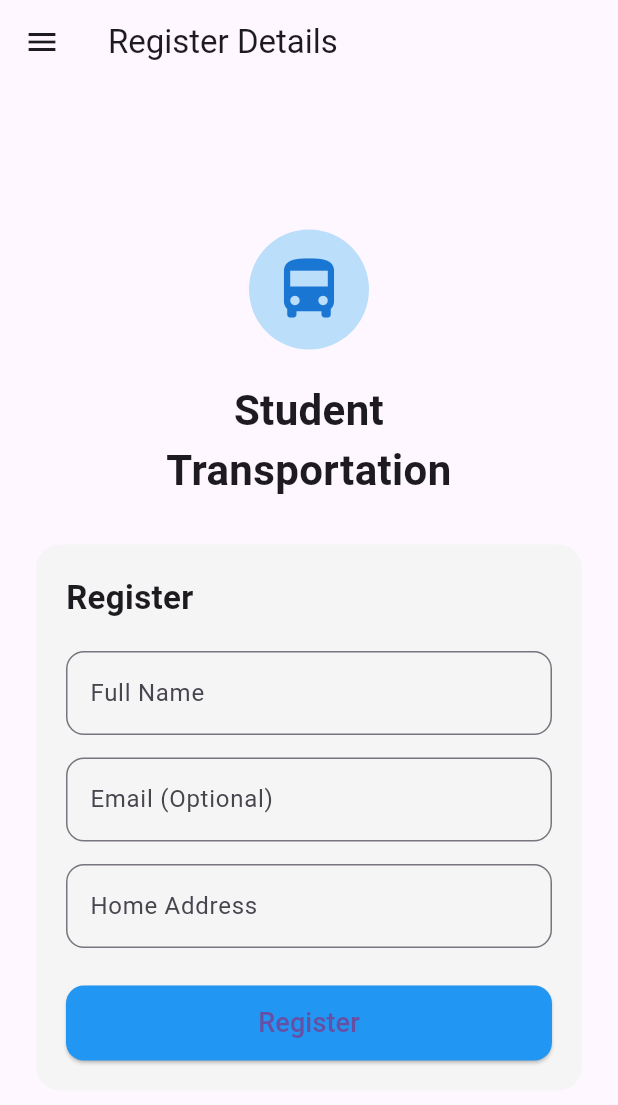
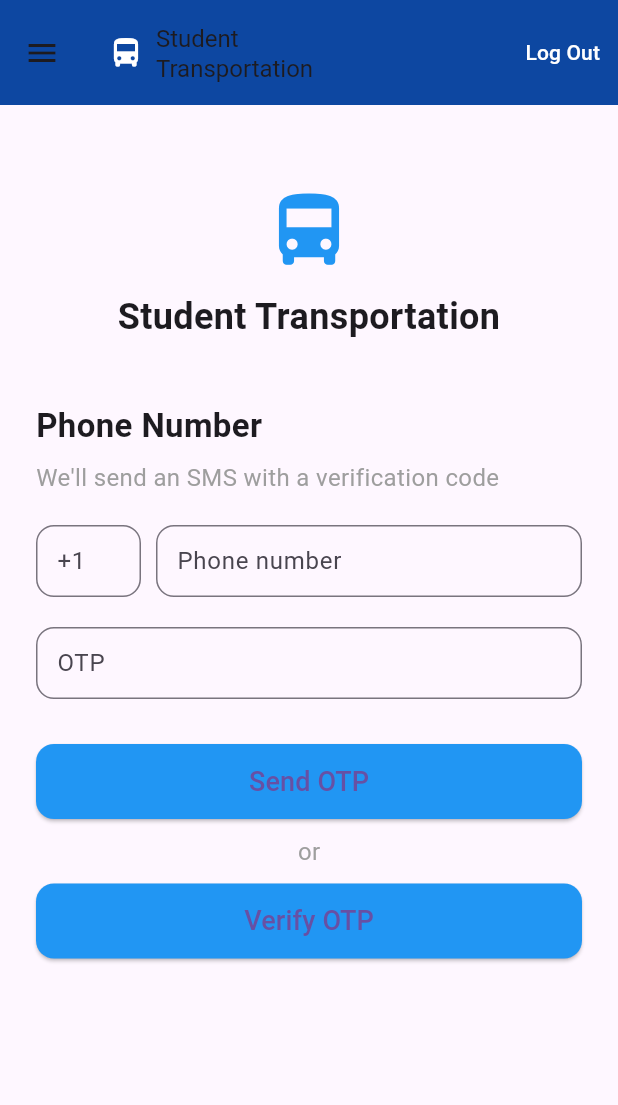
Before and after one commit to hassantarique/StudentTransportation, a Flutter app: the RegisterPage screen opened directly, after a tap on "Register", on a phone screen of 412 x 824 dp. Shown: the top 1105 px of the screen. Run offline on Flutter 3.47's test engine with Material 3 defaults, Android fonts, the phone set to English and light mode, and no system bars.

Commit message:
Practical Iteration Two

```diff
--- /dev/null
+++ b/student_transportation/lib/screens/phoneVerification_screen.dart
@@ -0,0 +1,167 @@
+import 'package:flutter/material.dart';
+import 'package:student_transportation/shared/menu_drawer.dart';
+
+class PhoneVerificationScreen extends StatelessWidget {
+  const PhoneVerificationScreen({Key? key}) : super(key: key);
+
+  @override
+  Widget build(BuildContext context) {
+    return Scaffold(
+      drawer: MenuDrawer(),
+      appBar: AppBar(
+        backgroundColor: Colors.blue.shade900,
+        title: Row(
+          children: [
+            const Icon(Icons.directions_bus, color: Colors.white),
+            const SizedBox(width: 8),
+            const Text(
+              'Student\nTransportation',
+              style: TextStyle(fontSize: 16),
+            ),
+          ],
+        ),
+        actions: [
+          TextButton(
+            onPressed: () {
+              // TODO: Handle logout
+            },
+            child: const Text('Log Out', style: TextStyle(color: Colors.white)),
+          ),
+        ],
+        toolbarHeight: 70,
+      ),
+      body: SafeArea(
+        child: Padding(
+          padding: const EdgeInsets.all(24.0),
+          child: Column(
+            crossAxisAlignment: CrossAxisAlignment.start,
+            children: [
+              const SizedBox(height: 30),
+              // Logo (Bus Icon)
+              Center(
+                child: Column(
+                  children: [
+                    Icon(Icons.directions_bus, size: 60, color: Colors.blue),
+                    const SizedBox(height: 10),
+                    const Text(
+                      'Student Transportation',
+                      style: TextStyle(
+                        fontSize: 24,
+                        fontWeight: FontWeight.bold,
+                      ),
+                      textAlign: TextAlign.center,
+                    ),
+                  ],
+                ),
+              ),
+              const SizedBox(height: 40),
+              const Text(
+                'Phone Number',
+                style: TextStyle(fontSize: 22, fontWeight: FontWeight.bold),
+              ),
+              const SizedBox(height: 8),
+              const Text(
+                "We'll send an SMS with a verification code",
+                style: TextStyle(fontSize: 16, color: Colors.grey),
+              ),
+              const SizedBox(height: 20),
+              // Phone Number Input
+              Row(
+                children: [
+                  Container(
+                    width: 70,
+                    child: TextField(
+                      decoration: InputDecoration(
+                        hintText: '+1',
+                        border: OutlineInputBorder(
+                          borderRadius: BorderRadius.circular(12),
+                        ),
+                        contentPadding: const EdgeInsets.symmetric(
+                          horizontal: 10,
+                        ),
+                      ),
+                    ),
+                  ),
+                  const SizedBox(width: 10),
+                  Expanded(
+                    child: TextField(
+                      decoration: InputDecoration(
+                        hintText: 'Phone number',
+                        border: OutlineInputBorder(
+                          borderRadius: BorderRadius.circular(12),
+                        ),
+                        contentPadding: const EdgeInsets.symmetric(
+                          horizontal: 10,
+                        ),
+                      ),
+                      keyboardType: TextInputType.phone,
+                    ),
+                  ),
+                ],
+              ),
+              const SizedBox(height: 20),
+              // OTP Input
+              TextField(
+                decoration: InputDecoration(
+                  hintText: 'OTP',
+                  border: OutlineInputBorder(
+                    borderRadius: BorderRadius.circular(12),
+                  ),
+                  contentPadding: const EdgeInsets.symmetric(horizontal: 10),
+                ),
+                keyboardType: TextInputType.number,
+              ),
+              const SizedBox(height: 30),
+              // Send OTP Button
+              SizedBox(
+                width: double.infinity,
+                height: 50,
+                child: ElevatedButton(
+                  onPressed: () {
+                    // TODO: Send OTP logic here
+                  },
+                  style: ElevatedButton.styleFrom(
+                    backgroundColor: Colors.blue,
+                    shape: RoundedRectangleBorder(
+                      borderRadius: BorderRadius.circular(12),
+                    ),
+                  ),
+                  child: const Text('Send OTP', style: TextStyle(fontSize: 18)),
+                ),
+              ),
+              const SizedBox(height: 10),
+              // OR separator
+              const Center(
+                child: Text(
+                  'or',
+                  style: TextStyle(fontSize: 16, color: Colors.grey),
+                ),
+              ),
+              const SizedBox(height: 10),
+              // Verify OTP Button
+              SizedBox(
+                width: double.infinity,
+                height: 50,
+                child: ElevatedButton(
+                  onPressed: () {
+                    // TODO: Verify OTP logic here
+                  },
+                  style: ElevatedButton.styleFrom(
+                    backgroundColor: Colors.blue,
+                    shape: RoundedRectangleBorder(
+                      borderRadius: BorderRadius.circular(12),
+                    ),
+                  ),
+                  child: const Text(
+                    'Verify OTP',
+                    style: TextStyle(fontSize: 18),
+                  ),
+                ),
+              ),
+            ],
+          ),
+        ),
+      ),
+    );
+  }
+}
--- a/student_transportation/lib/screens/registerDetails_screen.dart
+++ b/student_transportation/lib/screens/registerPage_screen.dart
@@ -1,4 +1,5 @@
 import 'package:flutter/material.dart';
+import 'package:student_transportation/screens/phoneVerification_screen.dart';
 import 'package:student_transportation/shared/menu_drawer.dart';
 
 class RegisterPage extends StatelessWidget {
@@ -7,7 +8,28 @@ class RegisterPage extends StatelessWidget {
   @override
   Widget build(BuildContext context) {
     return Scaffold(
-      appBar: AppBar(title: Text('Register Details')),
+      appBar: AppBar(
+        backgroundColor: Colors.blue.shade900,
+        title: Row(
+          children: [
+            const Icon(Icons.directions_bus, color: Colors.white),
+            const SizedBox(width: 8),
+            const Text(
+              'Student\nTransportation',
+              style: TextStyle(fontSize: 16),
+            ),
+          ],
+        ),
+        actions: [
+          TextButton(
+            onPressed: () {
+              // TODO: Handle logout
+            },
+            child: const Text('Log Out', style: TextStyle(color: Colors.white)),
+          ),
+        ],
+        toolbarHeight: 70,
+      ),
       drawer: MenuDrawer(),
       body: SafeArea(
         child: Center(
@@ -32,10 +54,7 @@ class RegisterPage extends StatelessWidget {
                 const Text(
                   'Student\nTransportation',
                   textAlign: TextAlign.center,
-                  style: TextStyle(
-                    fontSize: 28,
-                    fontWeight: FontWeight.bold,
-                  ),
+                  style: TextStyle(fontSize: 28, fontWeight: FontWeight.bold),
                 ),
                 const SizedBox(height: 30),
 
@@ -96,7 +115,14 @@ class RegisterPage extends StatelessWidget {
                         width: double.infinity,
                         height: 50,
                         child: ElevatedButton(
-                          onPressed: () {},
+                          onPressed: () {
+                            Navigator.push(
+                              context,
+                              MaterialPageRoute(
+                                builder: (context) => const PhoneVerificationScreen(),
+                              ),
+                            );
+                          },
                           style: ElevatedButton.styleFrom(
                             backgroundColor: Colors.blue,
                             shape: RoundedRectangleBorder(
--- a/student_transportation/lib/shared/menu_drawer.dart
+++ b/student_transportation/lib/shared/menu_drawer.dart
@@ -1,50 +1,59 @@
 import 'package:flutter/material.dart';
+import 'package:student_transportation/screens/intro_screen.dart';
 import 'package:student_transportation/screens/login_screen.dart';
-import 'package:student_transportation/screens/registerDetails_screen.dart';
+import 'package:student_transportation/screens/map_screen.dart';
+import 'package:student_transportation/screens/registerPage_screen.dart';
 
 class MenuDrawer extends StatelessWidget {
   const MenuDrawer({Key? key}) : super(key: key);
 
   @override
   Widget build(BuildContext context) {
-    return Drawer(
-      child: ListView(
-        children: buildMenuItems(context),
-      ),
-    );
+    return Drawer(child: ListView(children: buildMenuItems(context)));
   }
 
   List<Widget> buildMenuItems(BuildContext context) {
-    final List<String> menuTitles = [
-      'Login Page',
-      'Register'
-    ];
+    final List<String> menuTitles = ['Home', 'Login Page', 'Register', 'Map'];
     List<Widget> menuItems = [];
-    menuItems.add(DrawerHeader(
+    menuItems.add(
+      DrawerHeader(
         decoration: BoxDecoration(color: Colors.blueGrey),
-        child: Text('Student Transportation',
-            style: TextStyle(color: Colors.white, fontSize: 28))));
+        child: Text(
+          'Student Transportation',
+          style: TextStyle(color: Colors.white, fontSize: 28),
+        ),
+      ),
+    );
     menuTitles.forEach((element) {
       Widget screen = Container();
-      menuItems.add(ListTile(
-        title: Text(
-          element,
-          style: TextStyle(fontSize: 18),
-        ),
+      menuItems.add(
+        ListTile(
+          title: Text(element, style: TextStyle(fontSize: 18)),
           onTap: () {
             switch (element) {
+              case 'Home Page':
+                screen = IntroScreen();
+                break;
               case 'Login Page':
                 screen = LoginPage();
                 break;
               case 'Register':
                 screen = RegisterPage();
                 break;
+              case 'Map':
+                screen = MapScreen();
+                break;
+              default:
+                screen = IntroScreen();
+                break;
             }
             Navigator.of(context).pop();
-          Navigator.of(context)
-              .push(MaterialPageRoute(builder: (context) => screen));
+            Navigator.of(
+              context,
+            ).push(MaterialPageRoute(builder: (context) => screen));
           },
-      ));
+        ),
+      );
     });
     return menuItems;
   }
--- a/student_transportation/pubspec.yaml
+++ b/student_transportation/pubspec.yaml
@@ -58,9 +58,8 @@ flutter:
   uses-material-design: true
 
   # To add assets to your application, add an assets section, like this:
-  # assets:
-  #   - images/a_dot_burr.jpeg
-  #   - images/a_dot_ham.jpeg
+  assets:
+    - assets/
 
   # An image asset can refer to one or more resolution-specific "variants", see
   # https://flutter.dev/to/resolution-aware-images
```
Also changed, not shown: student_transportation/lib/screens/intro_screen.dart (+120 -39 lines), student_transportation/lib/screens/login_screen.dart (+31 -2 lines), student_transportation/lib/screens/map_screen.dart (added, +122 -0 lines), student_transportation/lib/shared/bottom_nav_bar.dart (added, +48 -0 lines), student_transportation/assets/beach.jpg (added), student_transportation/assets/map.jpg (added). Lines whose indentation alone changed are shown as unchanged.
